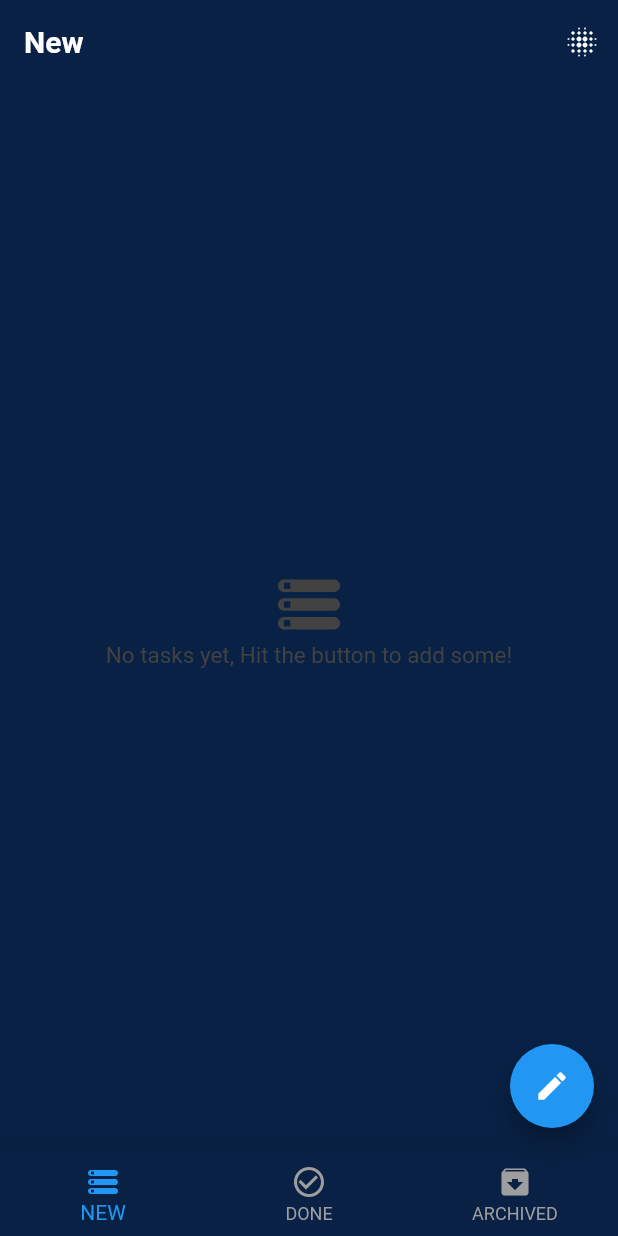
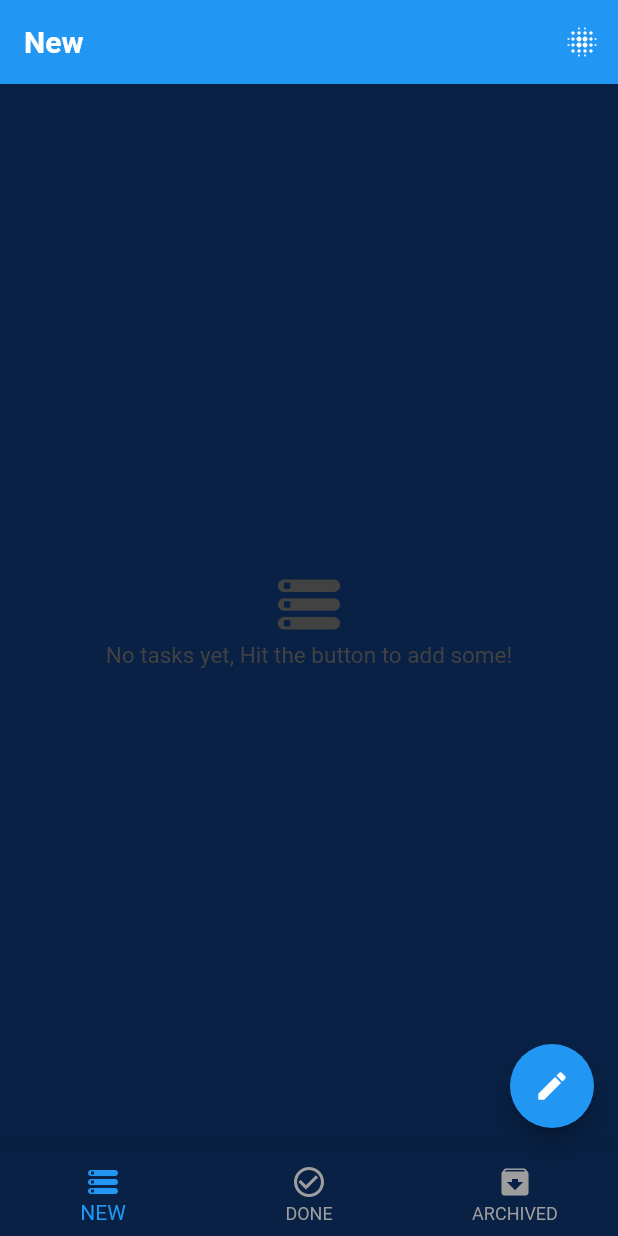
Before and after one commit to OsamaElnagar/Todo--App, a Flutter app: the screen it shows after launch, on a phone screen of 412 x 824 dp. Run offline on Flutter 3.47's test engine with Material 2 defaults, Android fonts, the phone set to English and light mode, and no system bars; our stand-ins replace awesome_dialog, bloc, conditional_builder_null_safety, flutter_bloc, hexcolor, shared_preferences and 1 more; accounts and stored records are empty.

Commit message:
nice handling

```diff
--- a/lib/shared/Cubit/cubit.dart
+++ b/lib/shared/Cubit/cubit.dart
@@ -1,3 +1,4 @@
+
 import 'package:flutter/material.dart';
 import 'package:flutter_bloc/flutter_bloc.dart';
 import 'package:sqflite/sqflite.dart';
@@ -9,20 +10,20 @@ import '../../modules/newTaskScreen.dart';
 import '../network/local/components.dart';
 
 class AppCubit extends Cubit<AppStates> {
+
   AppCubit() : super(InitState());
 
   static AppCubit get(context) => BlocProvider.of(context);
+
   int currentIndex = 0;
+
   List<Widget> screens = const [
     NewTasksScreen(),
     DoneTasksScreen(),
     ArchivedTasksScreen()
   ];
-  List<String> titles = [
-    'New',
-    'Done',
-    'Archived',
-  ];
+
+  List<String> titles = ['New', 'Done', 'Archived'];
 
   void changeIndex(int index) {
     if (index == 0) {
@@ -89,11 +90,7 @@ class AppCubit extends Cubit<AppStates> {
     });
   }
 
-  Future<void> insertToDatabase(
-    String title,
-    String time,
-    String date,
-  ) {
+  Future<void> insertToDatabase(String title, String time, String date) {
     return database!.transaction((txn) async {
       return await txn
           .rawInsert(
@@ -124,6 +121,7 @@ class AppCubit extends Cubit<AppStates> {
         }
       });
       emit(AppGetDatabaseState());
+      emit(AppNewTaskPositionState());
     });
   }
 
@@ -150,4 +148,8 @@ class AppCubit extends Cubit<AppStates> {
     fabIcon = icon;
     emit(AppChangeBottomSheetState());
   }
+
+  void emitAll() {
+    emit(AppNewTaskPositionState());
+  }
 }
--- a/lib/shared/network/remote/cache_helper.dart
+++ b/lib/shared/network/remote/cache_helper.dart
@@ -11,17 +11,15 @@ class CacheHelper {
     return await sharedPreferences.setBool(key, value);
   }
 
-  static dynamic getData({
-    required String key,
-  }) {
-    return sharedPreferences.get(key);
-  }
-
   static Future<bool> saveData({required String key, dynamic value}) async {
     if (value is String) return await sharedPreferences.setString(key, value);
     if (value is int) return await sharedPreferences.setInt(key, value);
     if (value is bool) return await sharedPreferences.setBool(key, value);
     return await sharedPreferences.setDouble(key, value);
+  }
+
+  static dynamic getData({required String key}) {
+    return sharedPreferences.get(key);
   }
 
   static Future<bool> removeData({required String key}) async {
--- a/lib/shared/styles/themes.dart
+++ b/lib/shared/styles/themes.dart
@@ -6,21 +6,21 @@ import 'colors.dart';
 ThemeData darkTheme = ThemeData(
   primarySwatch: myColor,
   scaffoldBackgroundColor: HexColor('#082144'),
-  appBarTheme: AppBarTheme(
-    actionsIconTheme: const IconThemeData(
+  appBarTheme: const AppBarTheme(
+    actionsIconTheme: IconThemeData(
       color: Colors.white,
     ),
-    titleTextStyle: const TextStyle(
+    titleTextStyle: TextStyle(
       color: Colors.white,
       fontSize: 20.0,
       fontWeight: FontWeight.bold,
     ),
-    iconTheme: const IconThemeData(
+    iconTheme: IconThemeData(
       color: Colors.white,
     ),
-    backgroundColor: HexColor('#082144'),
+    backgroundColor: Colors.blue,
     elevation: 0.0,
-    systemOverlayStyle: const SystemUiOverlayStyle(
+    systemOverlayStyle: SystemUiOverlayStyle(
       statusBarColor: myColor,
       statusBarBrightness: Brightness.dark,
     ),
@@ -54,6 +54,7 @@ ThemeData darkTheme = ThemeData(
     caption: TextStyle(color: Colors.white),
     headline4: TextStyle(color: Colors.white),
     headline5: TextStyle(color: Colors.white),
+    headline6: TextStyle(color: Colors.white),
   ),
   cardTheme: const CardTheme(
     color: Colors.blue,
```
Also changed, not shown: lib/layout/homeLayout.dart (+21 -5 lines), lib/shared/network/local/components.dart (+123 -24 lines), pubspec.lock.
